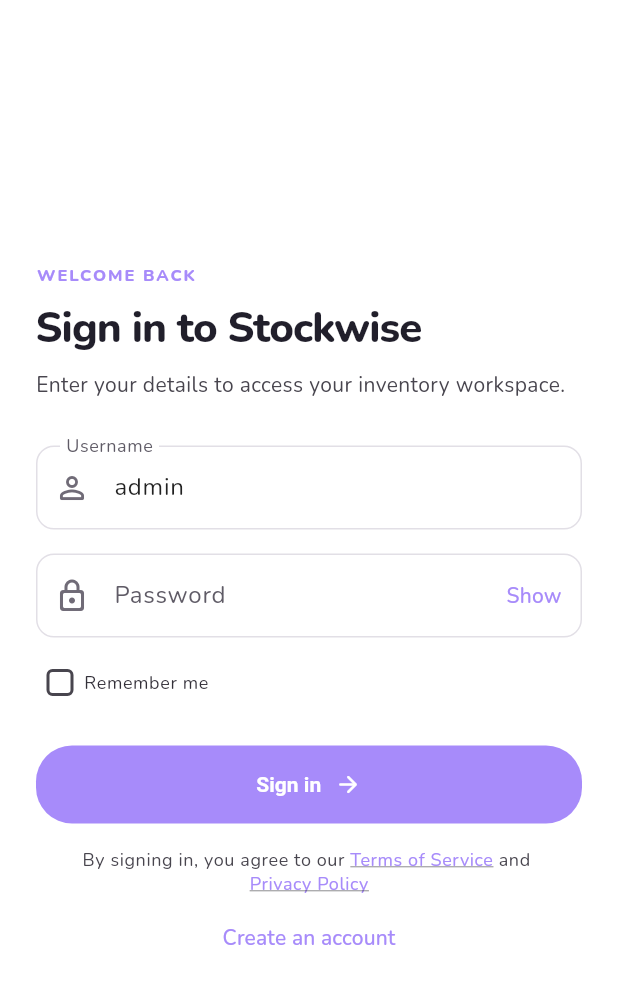
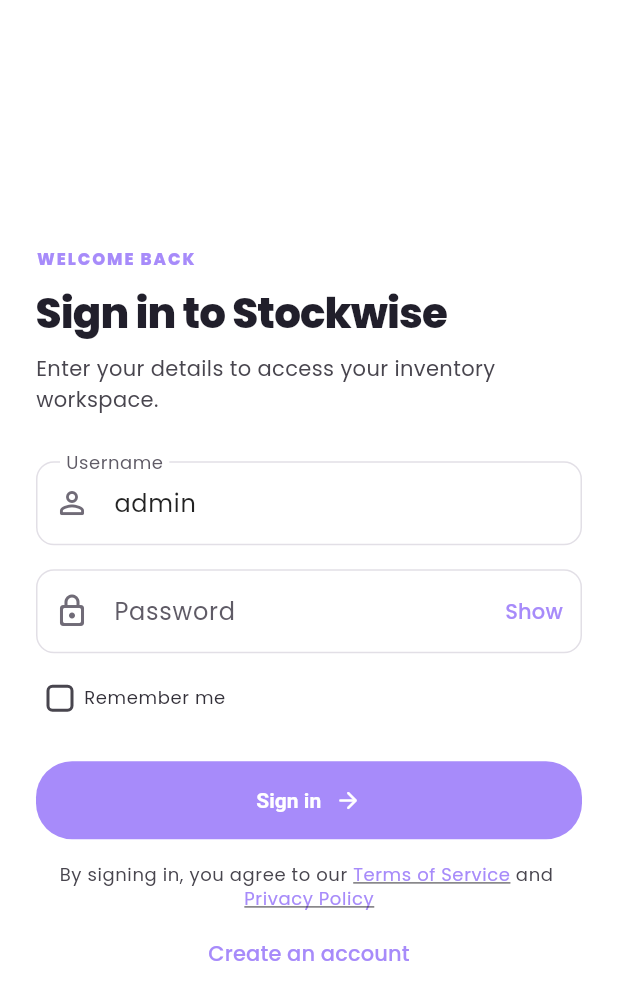
Before and after one commit to Application-Development-7/inventory-app, a Flutter app: the screen it shows after launch, on a phone screen of 412 x 824 dp. Shown: the top 1000 px of the screen. Run offline on Flutter 3.47's test engine with Material 3 defaults, Android fonts, the phone set to English and light mode, and no system bars; our stand-ins replace fl_chart, google_fonts, shared_preferences, shimmer; missing offline and left inert: window_manager.

Commit message:
fix(frontend): fixed chart label overlaps and applied global font

```diff
--- a/lib/main.dart
+++ b/lib/main.dart
@@ -80,9 +80,9 @@ ThemeData _buildTheme(Brightness brightness) {
         surface: isDark ? const Color(0xFF252331) : const Color(0xFFFFFEFC),
       );
   final scaffoldColor = isDark ? const Color(0xFF191821) : warmOffWhite;
-  final textTheme = GoogleFonts.nunitoTextTheme(
-    ThemeData(brightness: brightness).textTheme,
-  );
+  final textTheme = isDark
+      ? GoogleFonts.poppinsTextTheme(ThemeData.dark().textTheme)
+      : GoogleFonts.poppinsTextTheme();
   final inputBorder = OutlineInputBorder(
     borderRadius: BorderRadius.circular(20),
     borderSide: BorderSide(
--- a/lib/services/api_service.dart
+++ b/lib/services/api_service.dart
@@ -16,10 +16,10 @@ class ApiService {
   }
 
   // USE THIS FOR CHROME/WEB OR WINDOWS:
-  static const String baseUrl = 'http://localhost:3000/api';
+  // static const String baseUrl = 'http://localhost:3000/api';
 
   // USE THIS INSTEAD IF YOU RUN ON ANDROID EMULATOR:
-  // static const String baseUrl = 'http://10.0.2.2:3000/api';
+  static const String baseUrl = 'http://10.0.2.2:3000/api';
   // static const String baseUrl = 'http://localhost:3000/api';
   // static const String baseUrl = '192.168.1.58:3000/api';
 
```
Also changed, not shown: lib/screens/trends_screen.dart (+8 -6 lines), lib/services/theme_provider.dart (line endings or trailing spaces).
